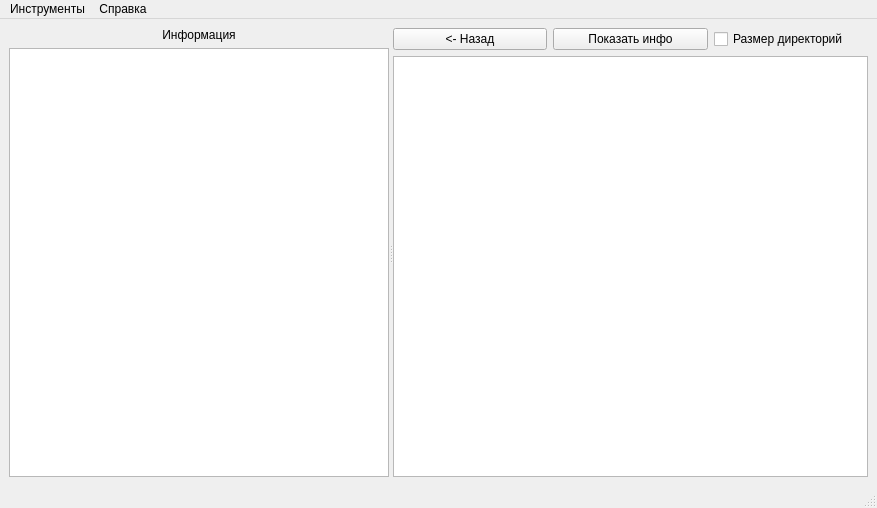
Old version of the form Main Window/mainwindow.ui in the repository StanleyStanMarsh/FolderWatcher.
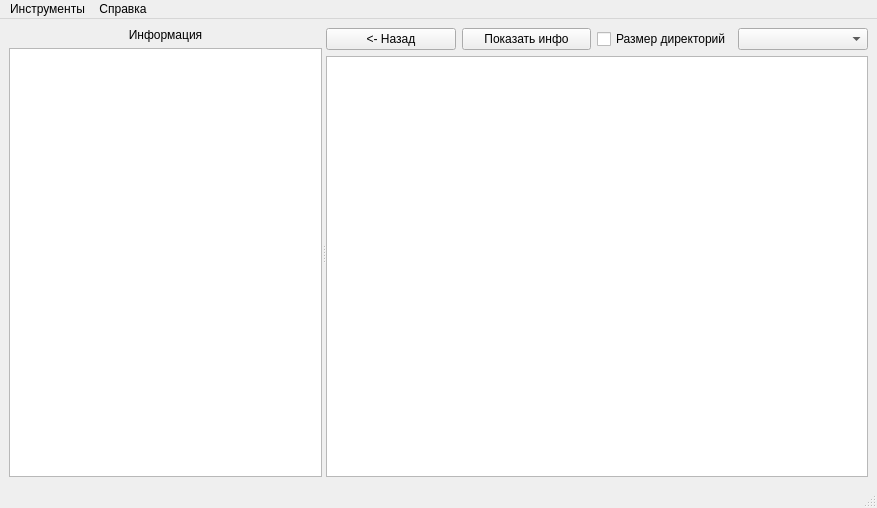
New version of the form.

Commit message: feat, fix: add combobox for choose storages, improve folder size calculation

Diff of the .ui file:
```diff
--- a/Main Window/mainwindow.ui
+++ b/Main Window/mainwindow.ui
@@ -44,14 +44,7 @@
        </layout>
       </widget>
       <widget class="QWidget" name="gridLayoutWidget">
-       <layout class="QGridLayout" name="gridLayout_2" columnstretch="0,0,0">
-        <item row="0" column="0">
-         <widget class="QPushButton" name="back_button">
-          <property name="text">
-           <string>&lt;- Назад</string>
-          </property>
-         </widget>
-        </item>
+       <layout class="QGridLayout" name="gridLayout_2" columnstretch="0,0,0,0">
         <item row="0" column="1">
          <widget class="QPushButton" name="main_info_button">
           <property name="text">
@@ -59,8 +52,12 @@
           </property>
          </widget>
         </item>
-        <item row="1" column="0" colspan="3">
-         <widget class="QListView" name="listView"/>
+        <item row="0" column="0">
+         <widget class="QPushButton" name="back_button">
+          <property name="text">
+           <string>&lt;- Назад</string>
+          </property>
+         </widget>
         </item>
         <item row="0" column="2">
          <widget class="QCheckBox" name="dir_size_box">
@@ -69,6 +66,28 @@
           </property>
          </widget>
         </item>
+        <item row="0" column="3">
+         <widget class="QComboBox" name="storages_box">
+          <property name="editable">
+           <bool>false</bool>
+          </property>
+          <property name="currentText">
+           <string/>
+          </property>
+          <property name="maxVisibleItems">
+           <number>3</number>
+          </property>
+          <property name="placeholderText">
+           <string>Выберите диск</string>
+          </property>
+          <property name="frame">
+           <bool>true</bool>
+          </property>
+         </widget>
+        </item>
+        <item row="2" column="0" colspan="4">
+         <widget class="QListView" name="listView"/>
+        </item>
        </layout>
       </widget>
      </widget>
```
The commit also changes 2 other files.
